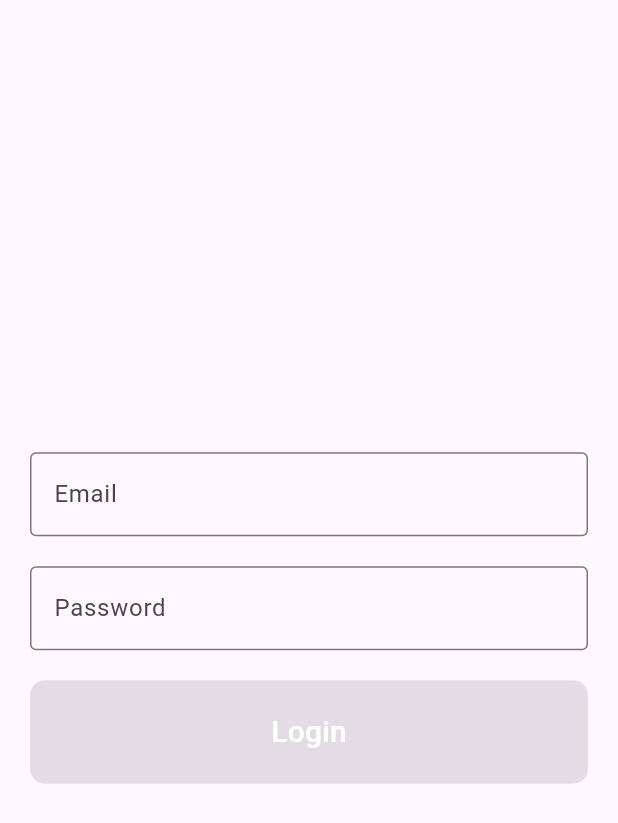
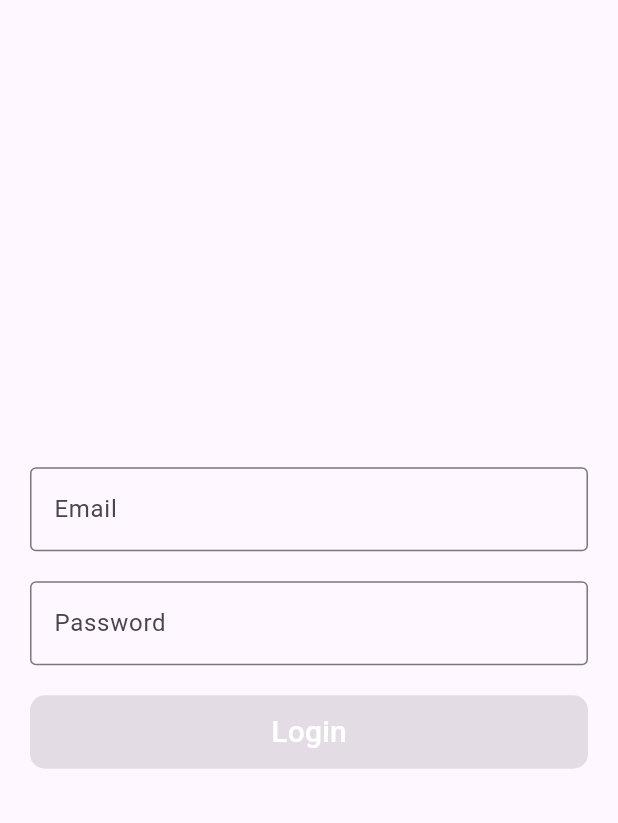
Before and after one commit to cseitrobi/demo_presentation, a Flutter app: the screen it shows after launch, on a phone screen of 412 x 824 dp. Shown: the top 823 px of the screen. Run offline on Flutter 3.47's test engine with Material 3 defaults, Android fonts, the phone set to English and light mode, and no system bars; our stand-ins replace cached_network_image.

Commit message:
refactor login

```diff
--- a/lib/feature/auth/login/presentation/login_screen.dart
+++ b/lib/feature/auth/login/presentation/login_screen.dart
@@ -1,5 +1,5 @@
+import 'package:flutter/material.dart';
 import 'package:demo_blog/feature/landing_screen/presentation/landing_screen.dart';
-import 'package:flutter/material.dart';
 
 class Login extends StatefulWidget {
   const Login({Key? key}) : super(key: key);
@@ -9,16 +9,15 @@ class Login extends StatefulWidget {
 }
 
 class _LoginState extends State<Login> {
-  TextEditingController emailController = TextEditingController();
-  TextEditingController passwordController = TextEditingController();
+  // Controllers for text fields
+  final TextEditingController emailController = TextEditingController();
+  final TextEditingController passwordController = TextEditingController();
+  // Flags for form validation and button state
   bool isButtonEnabled = false;
-  bool isEmailValid = false;
-  bool isPasswordValid = false;
 
   @override
   Widget build(BuildContext context) {
-    // The Scaffold's body is now wrapped in a SingleChildScrollView
-    // to ensure the form is accessible on smaller devices or when the keyboard is visible.
+    // Using SingleChildScrollView to avoid overflow when keyboard is visible
     return Scaffold(
       body: SingleChildScrollView(
         child: Container(
@@ -27,80 +26,11 @@ class _LoginState extends State<Login> {
           child: Column(
             mainAxisAlignment: MainAxisAlignment.center,
             children: [
-              TextField(
-                key: ValueKey("emailField"), // Finder: byValueKey('emailField')
-                controller: emailController,
-                onChanged: (value) {
-                  setState(() {
-                    isEmailValid = isValidEmail(emailController.text);
-                    isButtonEnabled = isEmailValid && isPasswordValid;
-                  });
-                },
-                decoration: InputDecoration(
-                  labelText: "Email",
-                  hintText: "Enter your email",
-                  border: OutlineInputBorder(
-                    borderSide: BorderSide(
-                      color: Colors.black,
-                    ),
-                  ),
-                  focusedBorder: OutlineInputBorder(
-                    borderSide: BorderSide(
-                      width: 1,
-                      color: isEmailValid ? Colors.green : Colors.red,
-                    ),
-                  ),
-                ),
-              ),
-              SizedBox(height: 20),
-              TextField(
-                key: ValueKey(
-                    "passwordField"), // Finder: byValueKey('passwordField')
-                controller: passwordController,
-                onChanged: (value) {
-                  setState(() {
-                    isPasswordValid = isValidPassword(passwordController.text);
-                    isButtonEnabled = isEmailValid && isPasswordValid;
-                  });
-                },
-                obscureText: true,
-                decoration: InputDecoration(
-                  labelText: "Password",
-                  hintText: "Enter your password",
-                  border: OutlineInputBorder(
-                    borderSide: BorderSide(
-                      color: Colors.black,
-                    ),
-                  ),
-                  focusedBorder: OutlineInputBorder(
-                    borderSide: BorderSide(
-                      width: 1,
-                      color: isEmailValid ? Colors.green : Colors.red,
-                    ),
-                  ),
-                ),
-              ),
-              SizedBox(height: 20),
-              Container(
-                width: double.infinity,
-                child: ElevatedButton(
-                  key: ValueKey(
-                      "loginButton"), // Finder: byValueKey('loginButton')
-                  onPressed: isButtonEnabled ? () => _login() : null,
-                  style: ElevatedButton.styleFrom(
-                    padding: EdgeInsets.all(20),
-                    backgroundColor:
-                        isButtonEnabled ? Colors.blue : Colors.grey,
-                    shape: RoundedRectangleBorder(
-                      borderRadius: BorderRadius.circular(10),
-                    ),
-                  ),
-                  child: Text(
-                    "Login",
-                    style: TextStyle(fontSize: 20, color: Colors.white),
-                  ),
-                ),
-              )
+              _buildEmailField(),
+              const SizedBox(height: 20),
+              _buildPasswordField(),
+              const SizedBox(height: 20),
+              _buildLoginButton(),
             ],
           ),
         ),
@@ -108,37 +38,100 @@ class _LoginState extends State<Login> {
     );
   }
 
-  bool isValidEmail(String email) {
-    // Null or empty check
+  // Email field with validation
+  Widget _buildEmailField() {
+    return TextField(
+      key: const ValueKey("emailField"), // Finder: byValueKey('emailField')
+      controller: emailController,
+      onChanged: (value) => _validateForm(),
+      decoration: InputDecoration(
+        labelText: "Email",
+        hintText: "Enter your email",
+        border: const OutlineInputBorder(),
+        focusedBorder: OutlineInputBorder(
+          borderSide: BorderSide(
+            width: 1,
+            color:
+                _isValidEmail(emailController.text) ? Colors.green : Colors.red,
+          ),
+        ),
+      ),
+    );
+  }
+
+  // Password field with validation
+  Widget _buildPasswordField() {
+    return TextField(
+      key: const ValueKey(
+          "passwordField"), // Finder: byValueKey('passwordField')
+      controller: passwordController,
+      onChanged: (value) => _validateForm(),
+      obscureText: true,
+      decoration: InputDecoration(
+        labelText: "Password",
+        hintText: "Enter your password",
+        border: const OutlineInputBorder(),
+        focusedBorder: OutlineInputBorder(
+          borderSide: BorderSide(
+            width: 1,
+            color: _isValidPassword(passwordController.text)
+                ? Colors.green
+                : Colors.red,
+          ),
+        ),
+      ),
+    );
+  }
+
+  // Login button that is enabled/disabled based on form validation
+  Widget _buildLoginButton() {
+    return SizedBox(
+      width: double.infinity,
+      child: ElevatedButton(
+        key: const ValueKey("loginButton"), // Finder: byValueKey('loginButton')
+        onPressed: isButtonEnabled ? _login : null,
+        style: ElevatedButton.styleFrom(
+          padding: const EdgeInsets.all(10),
+          backgroundColor: isButtonEnabled ? Colors.blue : Colors.grey,
+          shape: RoundedRectangleBorder(
+            borderRadius: BorderRadius.circular(10),
+          ),
+        ),
+        child: const Text(
+          "Login",
+          style: TextStyle(fontSize: 20, color: Colors.white),
+        ),
+      ),
+    );
+  }
+
+  // Form validation logic
+  void _validateForm() {
+    final isEmailValid = _isValidEmail(emailController.text);
+    final isPasswordValid = _isValidPassword(passwordController.text);
+    setState(() {
+      isButtonEnabled = isEmailValid && isPasswordValid;
+    });
+  }
+
+  // Email validation using regular expression
+  bool _isValidEmail(String email) {
     if (email.isEmpty) return false;
-
-    // Regular expression for email validation
-    final emailRegex = RegExp(
-      r'^[\w-\.]+@([\w-]+\.)+[\w-]{2,4}$',
-      caseSensitive: false,
-      multiLine: false,
-    );
-
-    // Check if the email matches the regular expression
+    final emailRegex = RegExp(r'^[\w-\.]+@([\w-]+\.)+[\w-]{2,4}$');
     return emailRegex.hasMatch(email);
   }
 
-  bool isValidPassword(String password) {
-    // You can implement your password validation logic here.
+  // Simple password validation
+  bool _isValidPassword(String password) {
     return password.isNotEmpty && password.length >= 8;
   }
 
+  // Mock login function for demonstration
   void _login() {
-    // Check if email and password match the specific credentials.
-    //Moc login for demo purpose
     if (emailController.text == "xyz@gmail.com" &&
         passwordController.text == "12345678") {
       Navigator.pushReplacement(
-        context,
-        MaterialPageRoute(
-          builder: (context) => LandingPage(),
-        ),
-      );
+          context, MaterialPageRoute(builder: (context) => LandingPage()));
     }
   }
 }
```
